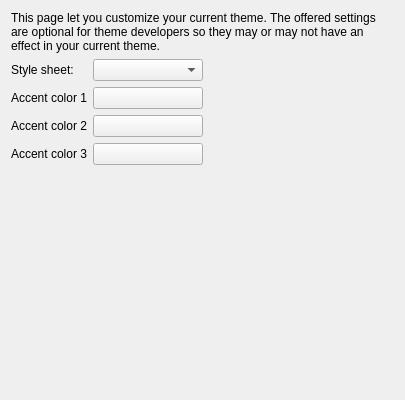
First picture: the form in src/Gui/PreferencePages/DlgSettingsTheme.ui, repository southseact-3d/fcd, before the edit.
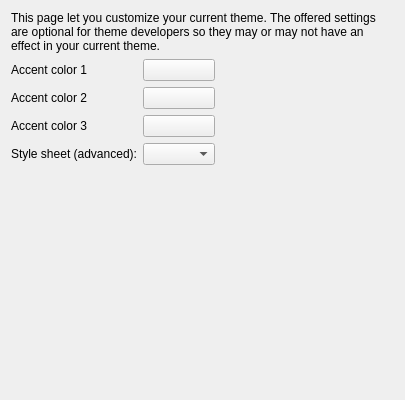
Second picture: the form after the edit. Custom widgets are drawn as their Qt base class.

Commit message: Move the stylesheet combobox to the end of the page and change name/tooltip.

What changed in the file:
```diff
--- a/src/Gui/PreferencePages/DlgSettingsTheme.ui
+++ b/src/Gui/PreferencePages/DlgSettingsTheme.ui
@@ -29,27 +29,13 @@
      <item row="0" column="0">
       <layout class="QGridLayout">
        <item row="0" column="0">
-        <widget class="QLabel" name="styleSheetLabel">
-         <property name="text">
-          <string>Style sheet:</string>
-         </property>
-        </widget>
-       </item>
-       <item row="0" column="1">
-        <widget class="QComboBox" name="styleSheetsCombobox">
-         <property name="toolTip">
-          <string>Style sheet how user interface will look like</string>
-         </property>
-        </widget>
-       </item>
-       <item row="1" column="0">
         <widget class="QLabel">
          <property name="text">
           <string>Accent color 1</string>
          </property>
         </widget>
        </item>
-       <item row="1" column="1">
+       <item row="0" column="1">
         <widget class="Gui::PrefColorButton" name="ThemeAccentColor1">
          <property name="sizePolicy">
           <sizepolicy hsizetype="MinimumExpanding" vsizetype="Fixed">
@@ -75,14 +61,14 @@
          </property>
         </widget>
        </item>
-       <item row="2" column="0">
+       <item row="1" column="0">
         <widget class="QLabel">
          <property name="text">
           <string>Accent color 2</string>
          </property>
         </widget>
        </item>
-       <item row="2" column="1">
+       <item row="1" column="1">
         <widget class="Gui::PrefColorButton" name="ThemeAccentColor2">
          <property name="sizePolicy">
           <sizepolicy hsizetype="MinimumExpanding" vsizetype="Fixed">
@@ -108,14 +94,14 @@
          </property>
         </widget>
        </item>
-       <item row="3" column="0">
+       <item row="2" column="0">
         <widget class="QLabel">
          <property name="text">
           <string>Accent color 3</string>
          </property>
         </widget>
        </item>
-       <item row="3" column="1">
+       <item row="2" column="1">
         <widget class="Gui::PrefColorButton" name="ThemeAccentColor3">
          <property name="sizePolicy">
           <sizepolicy hsizetype="MinimumExpanding" vsizetype="Fixed">
@@ -141,6 +127,21 @@
          </property>
         </widget>
        </item>
+       <item row="3" column="0">
+        <widget class="QLabel" name="styleSheetLabel">
+         <property name="text">
+          <string>Style sheet (advanced):</string>
+         </property>
+        </widget>
+       </item>
+       <item row="3" column="1">
+        <widget class="QComboBox" name="styleSheetsCombobox">
+         <property name="toolTip">
+          <string>Apply manually .qss Qt Stylesheets. This is the legacy way that was used to customize the interface.
+You can now use Theme to get a full customization of the interface.</string>
+         </property>
+        </widget>
+       </item>
       </layout>
      </item>
      <item row="0" column="1">
```
